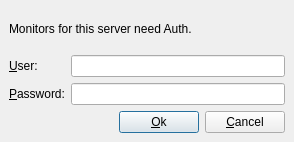
Above: src/core/ui/authdialogwidget.ui from skuda/ZoneMinder-Viewer before the change. Below: the same form after it.
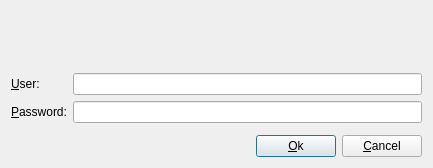
That is the form after the change.

What changed in the file:
```diff
--- a/src/core/ui/authdialogwidget.ui
+++ b/src/core/ui/authdialogwidget.ui
@@ -5,48 +5,23 @@
    <rect>
     <x>0</x>
     <y>0</y>
-    <width>294</width>
-    <height>142</height>
+    <width>433</width>
+    <height>168</height>
    </rect>
   </property>
   <property name="windowTitle" >
    <string>Dialog</string>
   </property>
-  <layout class="QVBoxLayout" >
-   <property name="margin" >
-    <number>9</number>
-   </property>
-   <property name="spacing" >
-    <number>6</number>
-   </property>
+  <layout class="QVBoxLayout" name="verticalLayout" >
    <item>
-    <widget class="QLabel" name="labelString" >
+    <widget class="QLabel" name="m_infoLabel" >
      <property name="text" >
-      <string>Monitors for this server need Auth.</string>
+      <string/>
      </property>
     </widget>
    </item>
    <item>
-    <layout class="QGridLayout" >
-     <property name="margin" >
-      <number>0</number>
-     </property>
-     <property name="spacing" >
-      <number>6</number>
-     </property>
-     <item row="1" column="0" >
-      <widget class="QLabel" name="label_2" >
-       <property name="text" >
-        <string>&amp;Password:</string>
-       </property>
-       <property name="buddy" >
-        <cstring>lePassword</cstring>
-       </property>
-      </widget>
-     </item>
-     <item row="1" column="1" >
-      <widget class="QLineEdit" name="lePassword" />
-     </item>
+    <layout class="QFormLayout" name="formLayout" >
      <item row="0" column="0" >
       <widget class="QLabel" name="label" >
        <property name="text" >
@@ -60,16 +35,33 @@
      <item row="0" column="1" >
       <widget class="QLineEdit" name="leUser" />
      </item>
+     <item row="1" column="0" >
+      <widget class="QLabel" name="label_2" >
+       <property name="text" >
+        <string>&amp;Password:</string>
+       </property>
+       <property name="buddy" >
+        <cstring>lePassword</cstring>
+       </property>
+      </widget>
+     </item>
+     <item row="1" column="1" >
+      <widget class="QLineEdit" name="lePassword" >
+       <property name="echoMode" >
+        <enum>QLineEdit::Password</enum>
+       </property>
+      </widget>
+     </item>
     </layout>
    </item>
    <item>
     <layout class="QHBoxLayout" >
-     <property name="margin" >
-      <number>0</number>
-     </property>
      <property name="spacing" >
       <number>6</number>
      </property>
+     <property name="margin" >
+      <number>0</number>
+     </property>
      <item>
       <spacer>
        <property name="orientation" >
```
Left out of the diff: 2 changed lines with no effect on the pictures.
